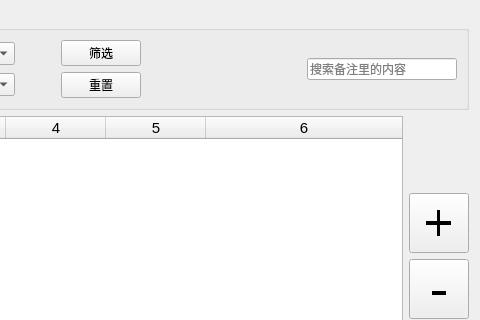
This is gui/MainWindow_UI.ui in lovelyjuice/AccountBook as Qt 5 draws it before an edit; both pictures show x 306 to 786 and y 0 to 320 of the 786 by 588 pixel window. The edited form follows.
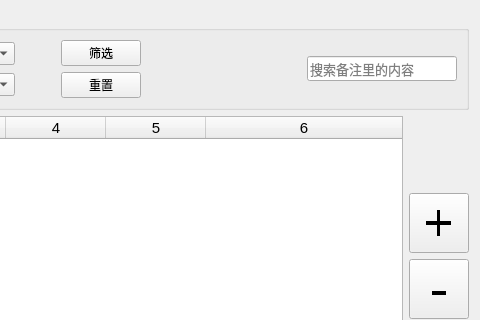
This is the edited form.

What changed in the file:
```diff
--- a/gui/MainWindow_UI.ui
+++ b/gui/MainWindow_UI.ui
@@ -250,12 +250,23 @@
                         </item>
                         <item>
                             <widget class="QLineEdit" name="searchEdit">
+                                <property name="sizePolicy">
+                                    <sizepolicy hsizetype="Expanding" vsizetype="Fixed">
+                                        <horstretch>0</horstretch>
+                                        <verstretch>0</verstretch>
+                                    </sizepolicy>
+                                </property>
                                 <property name="minimumSize">
                                     <size>
                                         <width>150</width>
-                                        <height>0</height>
+                                        <height>25</height>
                                     </size>
                                 </property>
+                                <property name="font">
+                                    <font>
+                                        <pointsize>10</pointsize>
+                                    </font>
+                                </property>
                                 <property name="placeholderText">
                                     <string>搜索备注里的内容</string>
                                 </property>
```
Left out of the diff: 45 changed lines with no effect on the pictures.
